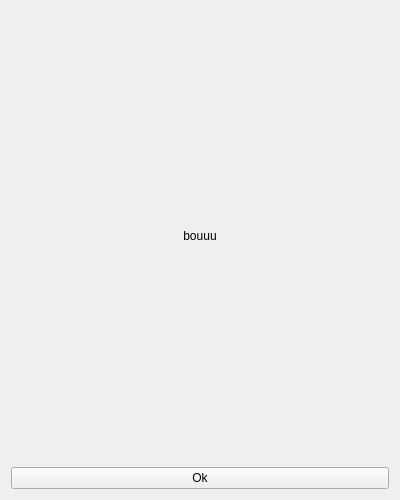
Before: the Qt Designer form HM40_projet_fitts_RENAUD_CHAUSSON/Aide.ui in Nellou90/HM40Fitts, drawn with Qt 5.
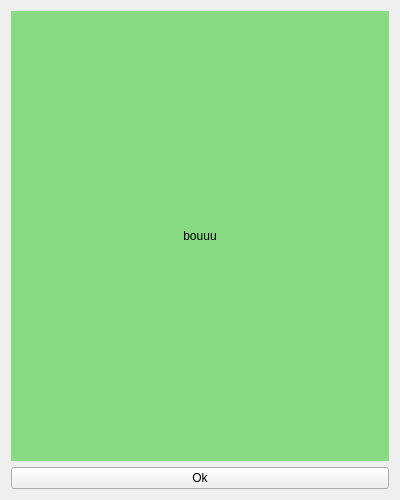
After: the same form once the commit is applied.

The edit to the form file:
```diff
--- a/HM40_projet_fitts_RENAUD_CHAUSSON/Aide.ui
+++ b/HM40_projet_fitts_RENAUD_CHAUSSON/Aide.ui
@@ -10,6 +10,12 @@
     <height>500</height>
    </rect>
   </property>
+  <property name="sizePolicy">
+   <sizepolicy hsizetype="Fixed" vsizetype="Fixed">
+    <horstretch>0</horstretch>
+    <verstretch>0</verstretch>
+   </sizepolicy>
+  </property>
   <property name="minimumSize">
    <size>
     <width>400</width>
@@ -28,6 +34,9 @@
   <layout class="QVBoxLayout" name="verticalLayout">
    <item>
     <widget class="QLabel" name="label">
+     <property name="styleSheet">
+      <string notr="true">background-color: rgb(136, 219, 131);</string>
+     </property>
      <property name="text">
       <string>bouuu</string>
      </property>
```
